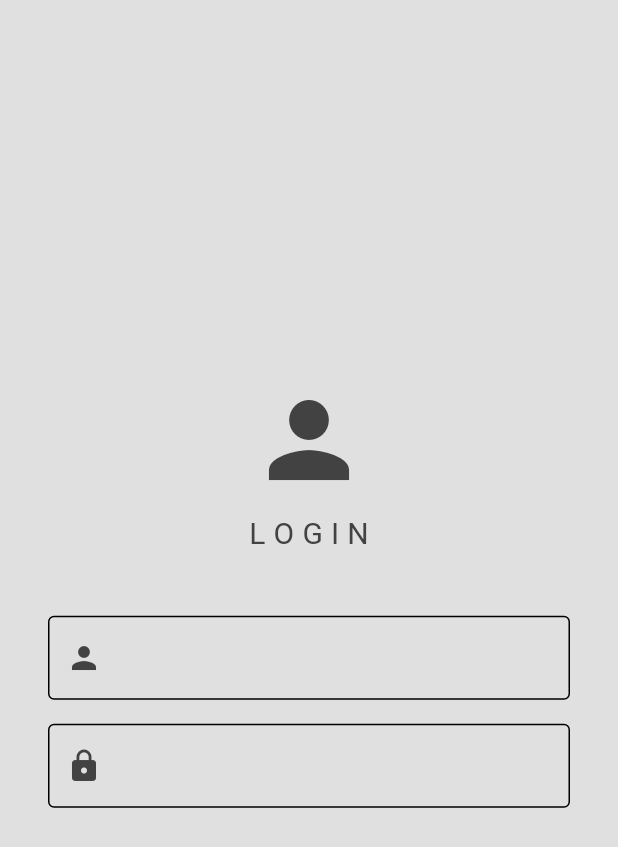
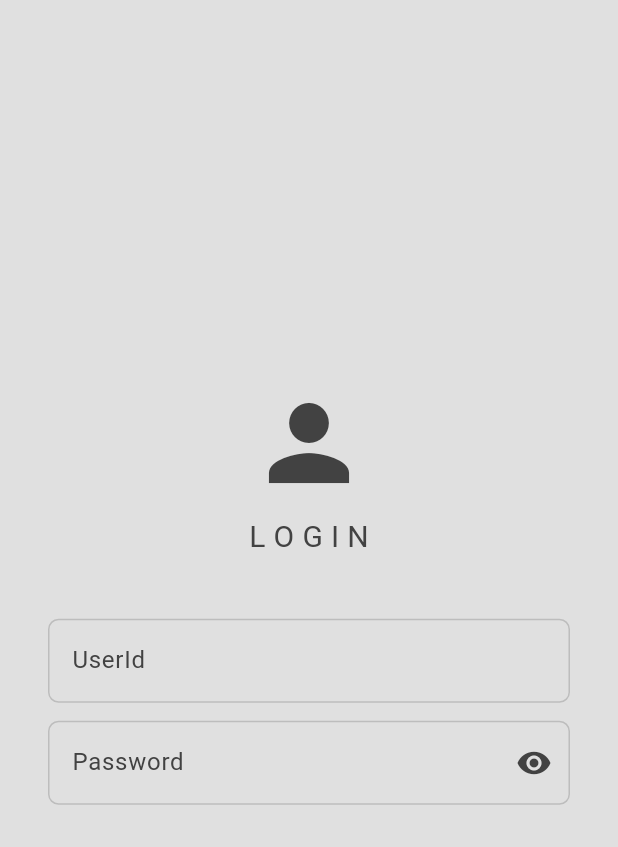
Before and after one commit to Kyusans/flutter-csdl-admin, a Flutter app: the screen it shows after launch, on a phone screen of 412 x 824 dp. Shown: the top 847 px of the screen. Run offline on Flutter 3.47's test engine with Material 3 defaults, Android fonts, the phone set to English and light mode, and no system bars.

Commit message:
added my_textField component

```diff
--- a/lib/components/my_textfield.dart
+++ b/lib/components/my_textfield.dart
@@ -1,29 +1,73 @@
 import 'package:flutter/material.dart';
 
-class MyTextField extends StatelessWidget {
+class MyTextField extends StatefulWidget {
   final String labelText;
   final bool obscureText;
   final TextEditingController controller;
-  final Widget icon;
-  const MyTextField(
-      {super.key,
+  final Icon? icon;
+
+  const MyTextField({
+    Key? key,
     required this.labelText,
     required this.obscureText,
     required this.controller,
-      required this.icon});
+    this.icon,
+  }) : super(key: key);
+
+  @override
+  _MyTextFieldState createState() => _MyTextFieldState();
+}
+
+class _MyTextFieldState extends State<MyTextField> {
+  bool _isObscure = true;
+
+  @override
+  void initState() {
+    super.initState();
+    _isObscure = widget.obscureText;
+  }
 
   @override
   Widget build(BuildContext context) {
     return TextFormField(
+      controller: widget.controller,
+      obscureText: _isObscure,
       decoration: InputDecoration(
-        border: OutlineInputBorder(),
+          border: const OutlineInputBorder(),
           focusedBorder: OutlineInputBorder(
+            borderSide: BorderSide(
+              color: Theme.of(context).colorScheme.inversePrimary,
+            ),
+            borderRadius: const BorderRadius.all(
+              Radius.circular(7),
+            ),
+          ),
+          enabledBorder: OutlineInputBorder(
             borderSide: BorderSide(
               color: Theme.of(context).colorScheme.secondary,
             ),
+            borderRadius: const BorderRadius.all(
+              Radius.circular(7),
             ),
-        prefixIcon: icon,
           ),
+          labelText: widget.labelText,
+          labelStyle: TextStyle(
+            color: Theme.of(context).colorScheme.inversePrimary,
+          ),
+          prefixIcon: widget.icon,
+          suffixIcon: widget.obscureText
+              ? IconButton(
+                  onPressed: () {
+                    setState(() {
+                      _isObscure = !_isObscure;
+                    });
+                  },
+                  color: Theme.of(context).colorScheme.inversePrimary,
+                  icon: _isObscure
+                      ? const Icon(Icons.visibility)
+                      : const Icon(Icons.visibility_off),
+                )
+              : null),
     );
   }
 }
--- a/lib/pages/login_page.dart
+++ b/lib/pages/login_page.dart
@@ -39,22 +39,16 @@ class LoginPage extends StatelessWidget {
                     labelText: "UserId",
                     obscureText: false,
                     controller: userIdController,
-                    icon: Icon(
-                      Icons.person,
-                      color: Theme.of(context).colorScheme.inversePrimary,
-                    ),
+                    icon: null,
                   ),
                   SizedBox(
-                    height: 16,
+                    height: 12,
                   ),
                   MyTextField(
-                    labelText: "Login",
-                    obscureText: false,
+                    labelText: "Password",
+                    obscureText: true,
                     controller: userIdController,
-                    icon: Icon(
-                      Icons.lock,
-                      color: Theme.of(context).colorScheme.inversePrimary,
-                    ),
+                    icon: null,
                   ),
                 ],
               ),
--- a/lib/theme/dark_mode.dart
+++ b/lib/theme/dark_mode.dart
@@ -5,7 +5,7 @@ ThemeData darkMode = ThemeData(
   colorScheme: ColorScheme.light(
     background: Colors.grey.shade900,
     primary: Colors.grey.shade800,
-    secondary: Colors.grey.shade700,
+    secondary: Colors.grey.shade500,
     inversePrimary: Colors.grey.shade300,
   ),
   textTheme: ThemeData.light().textTheme.apply(
```
Lines whose indentation alone changed are shown as unchanged.
